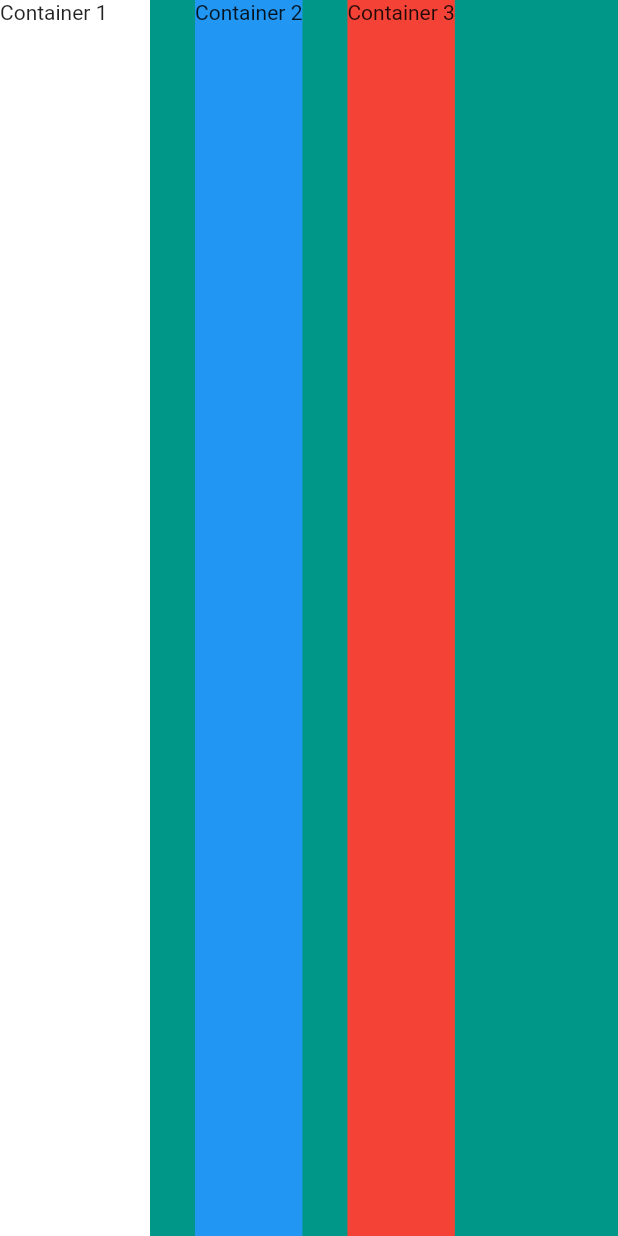
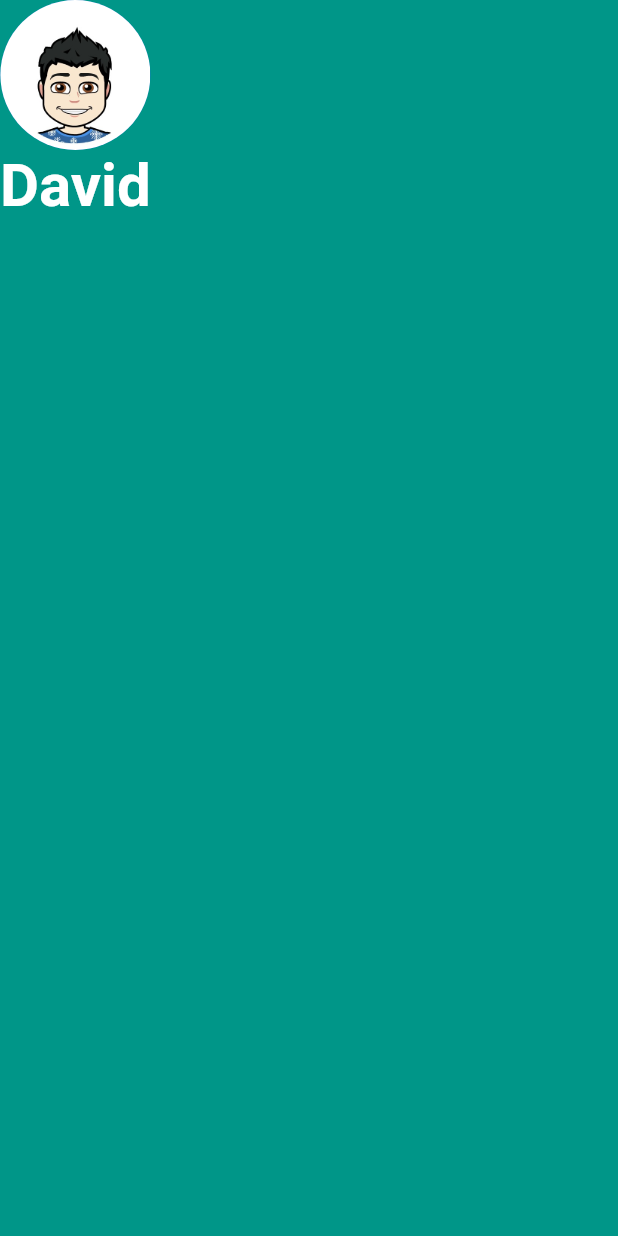
Before and after one commit to davigun/MyCard-complete, a Flutter app: the screen it shows after launch, on a phone screen of 412 x 824 dp. Run offline on Flutter 3.47's test engine with Material 2 defaults, Android fonts, the phone set to English and light mode, and no system bars.

Commit message:
Playing With Widget Props
Add Circle Avatar and Text

```diff
--- a/lib/main.dart
+++ b/lib/main.dart
@@ -13,31 +13,22 @@ class MyApp extends StatelessWidget {
       home: Scaffold(
         backgroundColor: Colors.teal,
         body: SafeArea(
-          child: Row(
-            crossAxisAlignment: CrossAxisAlignment.stretch,
-            children: [
-              Container(
-                width: 100.0,
+            child: Column(
+          children: [
+            CircleAvatar(
+              radius: 50,
+              backgroundImage: AssetImage('images/david.jpeg'),
+            ),
+            Text(
+              'David',
+              style: TextStyle(
+                fontSize: 40.0,
                 color: Colors.white,
-                child: Text('Container 1'),
+                fontWeight: FontWeight.bold,
               ),
-              SizedBox(
-                width: 30.0,
-              ),
-              Container(
-                color: Colors.blue,
-                child: Text('Container 2'),
-              ),
-              SizedBox(
-                width: 30.0,
-              ),
-              Container(
-                color: Colors.red,
-                child: Text('Container 3'),
-              ),
-            ],
-          ),
-        ),
+            ),
+          ],
+        )),
       ),
     );
   }
```
Also changed, not shown: pubspec.yaml (+2 -47 lines), images/david.jpeg (added), 1 other file.
